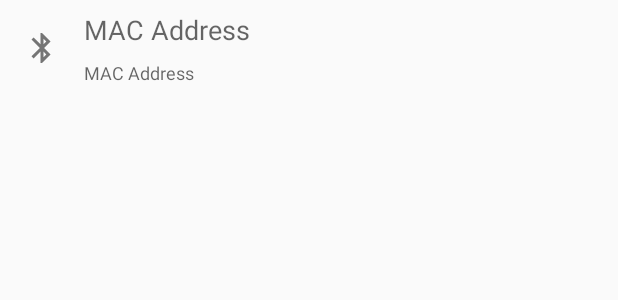
After one commit to ArduinoSpace/NightLight-Anroid, an Android app: the layout item_connect_device.xml on its own in the app's theme, with its tools: preview values and no code run, on a phone screen of 412 x 824 dp. The commit adds this screen. Shown: the top 300 px of the screen. Run offline under Robolectric (Android 15) with nearby library versions, the phone set to English and light mode, and no system bars.

Commit message:
Added Connect Screen

```diff
--- a/app/build.gradle
+++ b/app/build.gradle
@@ -66,6 +66,11 @@ dependencies {
     compile 'com.android.support.constraint:constraint-layout:1.0.0-alpha4'
     compile 'com.android.support:design:25.0.1'
 
+    // Rx
+    compile 'io.reactivex:rxjava:1.2.2'
+    compile 'io.reactivex:rxandroid:1.2.1'
+    compile 'com.github.ivbaranov:rxbluetooth:0.1.2'
+
     // Test's
     testCompile 'junit:junit:4.12'
     androidTestCompile 'com.android.support:support-annotations:25.0.1'
--- a/app/src/main/AndroidManifest.xml
+++ b/app/src/main/AndroidManifest.xml
@@ -2,6 +2,11 @@
 <manifest xmlns:android="http://schemas.android.com/apk/res/android"
           xmlns:tools="http://schemas.android.com/tools"
           package="ru.annin.nightlight">
+
+    <uses-permission android:name="android.permission.BLUETOOTH"/>
+    <uses-permission android:name="android.permission.BLUETOOTH_ADMIN"/>
+
+    <uses-feature android:name="android.hardware.bluetooth" />
 
     <application
             android:allowBackup="false"
--- /dev/null
+++ b/app/src/main/res/drawable/ic_bluetooth.xml
@@ -0,0 +1,11 @@
+<?xml version="1.0" encoding="utf-8"?>
+
+<vector xmlns:android="http://schemas.android.com/apk/res/android"
+    android:width="24dp"
+    android:height="24dp"
+    android:viewportHeight="24"
+    android:viewportWidth="24">
+    <path
+        android:fillColor="@color/text_secondary"
+        android:pathData="M14.88,16.29L13,18.17V14.41M13,5.83L14.88,7.71L13,9.58M17.71,7.71L12,2H11V9.58L6.41,5L5,6.41L10.59,12L5,17.58L6.41,19L11,14.41V22H12L17.71,16.29L13.41,12L17.71,7.71Z" />
+</vector>
--- /dev/null
+++ b/app/src/main/res/layout/item_connect_device.xml
@@ -0,0 +1,51 @@
+<?xml version="1.0" encoding="utf-8"?>
+
+<LinearLayout xmlns:android="http://schemas.android.com/apk/res/android"
+    xmlns:app="http://schemas.android.com/apk/res-auto"
+    xmlns:tools="http://schemas.android.com/tools"
+    android:layout_width="match_parent"
+    android:layout_height="wrap_content"
+    android:background="?android:attr/selectableItemBackground"
+    android:gravity="center_vertical"
+    android:minHeight="?android:attr/listPreferredItemHeight"
+    android:orientation="horizontal"
+    android:paddingEnd="@dimen/activity_horizontal_margin"
+    android:paddingLeft="@dimen/activity_horizontal_margin"
+    android:paddingRight="@dimen/activity_horizontal_margin"
+    android:paddingStart="@dimen/activity_horizontal_margin">
+
+    <ImageView
+        android:layout_width="wrap_content"
+        android:layout_height="wrap_content"
+        android:layout_marginEnd="@dimen/margin_normal"
+        android:layout_marginRight="@dimen/margin_normal"
+        app:srcCompat="@drawable/ic_bluetooth"
+        tools:ignore="ContentDescription" />
+
+    <LinearLayout
+        android:layout_width="match_parent"
+        android:layout_height="wrap_content"
+        android:orientation="vertical">
+
+        <TextView
+            android:id="@+id/txt_device_name"
+            android:layout_width="match_parent"
+            android:layout_height="wrap_content"
+            android:ellipsize="end"
+            android:lines="1"
+            android:textAppearance="@style/TextAppearance.AppCompat.Medium"
+            tools:text="MAC Address" />
+
+        <TextView
+            android:id="@+id/txt_device_mac_address"
+            android:layout_width="match_parent"
+            android:layout_height="wrap_content"
+            android:layout_marginTop="@dimen/margin_small"
+            android:ellipsize="end"
+            android:lines="1"
+            android:textAppearance="@style/TextAppearance.AppCompat.Caption"
+            tools:text="MAC Address" />
+
+    </LinearLayout>
+
+</LinearLayout>
--- a/app/src/main/res/values-v21/theme.xml
+++ b/app/src/main/res/values-v21/theme.xml
@@ -1,13 +1,6 @@
 <?xml version="1.0" encoding="utf-8"?>
 
 <resources>
-    <style name="NightLightTheme" parent="Theme.AppCompat.Light.DarkActionBar">
-        <item name="android:colorPrimary">@color/primary</item>
-        <item name="android:colorPrimaryDark">@color/primary_dark</item>
-        <item name="android:colorAccent">@color/accent</item>
-        <item name="android:windowActionModeOverlay">true</item>
-    </style>
-
     <style name="NightLightTheme.NoActionBar">
         <item name="windowActionBar">false</item>
         <item name="windowNoTitle">true</item>
--- /dev/null
+++ b/app/src/main/res/values/dimens.xml
@@ -0,0 +1,15 @@
+<?xml version="1.0" encoding="utf-8"?>
+
+<resources>
+    <!-- Global -->
+    <dimen name="activity_horizontal_margin">16dp</dimen>
+    <dimen name="activity_vertical_margin">16dp</dimen>
+    <dimen name="fab_margin">16dp</dimen>
+
+    <dimen name="margin_tiny">4dp</dimen>
+    <dimen name="margin_small">8dp</dimen>
+    <dimen name="margin_normal">16dp</dimen>
+    <dimen name="margin_large">32dp</dimen>
+    <dimen name="margin_xlarge">64dp</dimen>
+
+</resources>
--- a/app/src/main/res/values/strings.xml
+++ b/app/src/main/res/values/strings.xml
@@ -2,8 +2,13 @@
 
     <!-- Global -->
     <string name="app_name">NightLight</string>
+    <string name="msg_empty">Пусто</string>
+
 
     <!-- Activities -->
     <string name="activity_title_connect">Подключение к устройству</string>
 
+    <!-- Connect -->
+    <string name="msg_ble_enable">Включите Bluetooth, для поиска устройств</string>
+
 </resources>
```
Also changed, not shown: app/src/main/java/ru/annin/nightlight/presentation/presenter/ConnectPresenter.java (added, +106 -0 lines), app/src/main/java/ru/annin/nightlight/presentation/ui/activity/ConnectActivity.java (+20 -1 lines), app/src/main/java/ru/annin/nightlight/presentation/ui/adapter/DeviceAdapter.java (added, +72 -0 lines), app/src/main/java/ru/annin/nightlight/presentation/ui/view/ConnectView.java (added, +9 -0 lines), app/src/main/java/ru/annin/nightlight/presentation/ui/viewholder/ConnectViewHolder.java (added, +114 -0 lines), app/src/main/java/ru/annin/nightlight/presentation/ui/viewholder/ItemDeviceConnectViewHolder.java (added, +55 -0 lines), app/src/main/res/layout/activity_connect.xml (+3 -5 lines), app/src/main/res/layout/content_connect.xml (+31 -2 lines).
